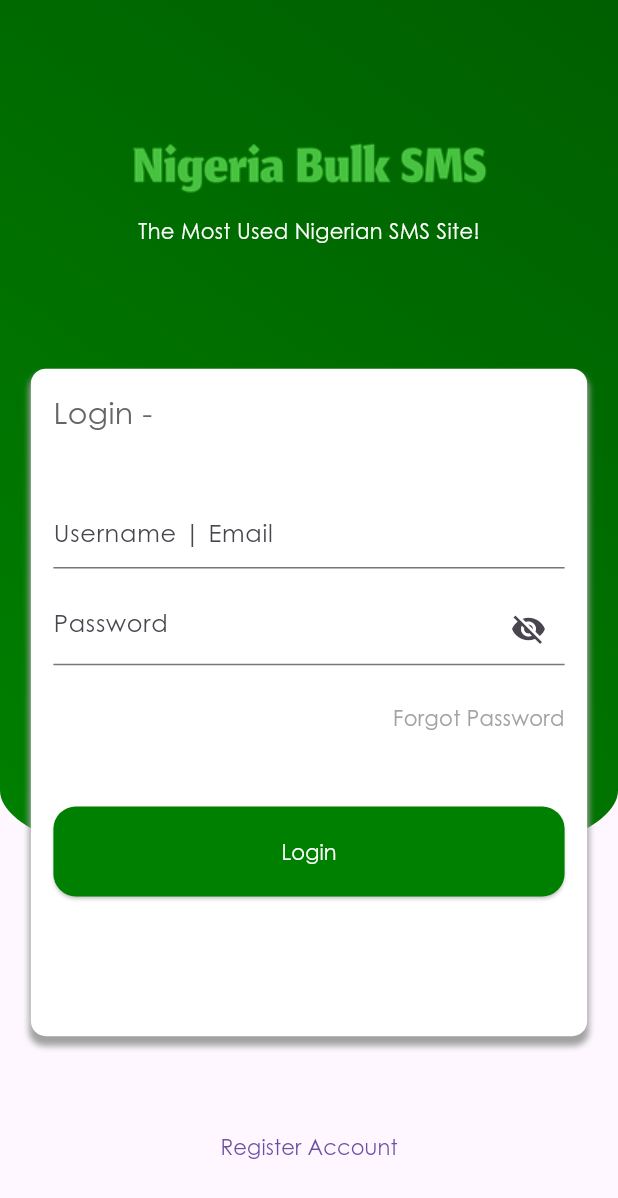
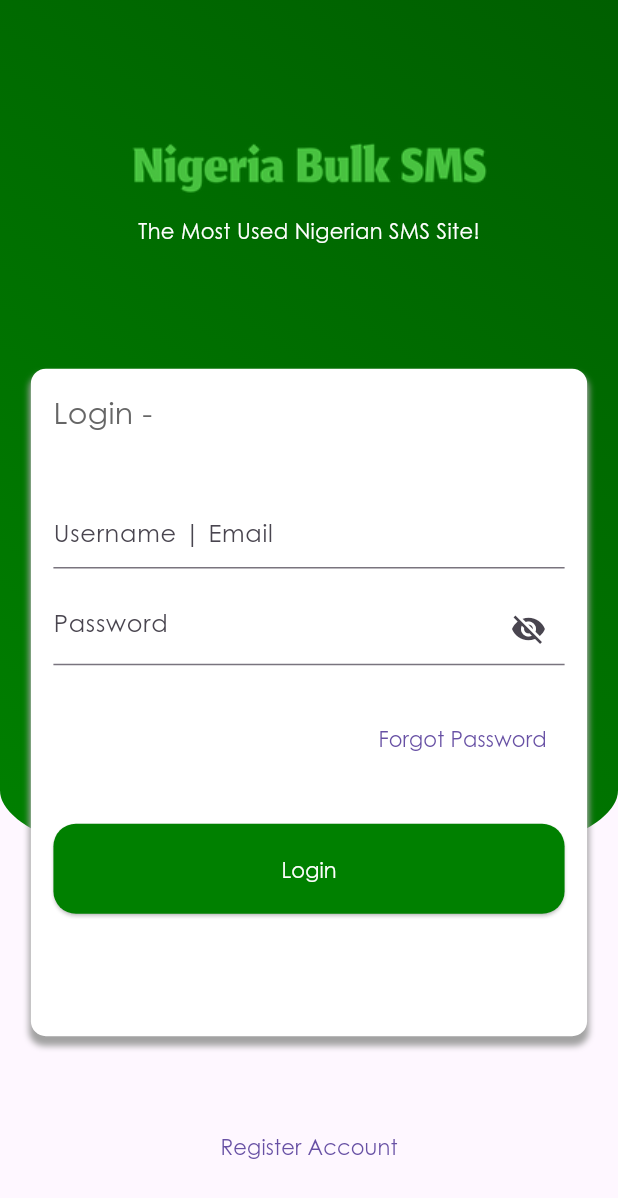
Before and after one commit to Gebor95/nbsms, a Flutter app: the LoginScreen screen opened directly, on a phone screen of 412 x 824 dp. Shown: the top 1198 px of the screen. Run offline on Flutter 3.47's test engine with Material 2 defaults, Android fonts, the phone set to English and light mode, and no system bars; our stand-ins replace animated_custom_dropdown, gap, shared_preferences, smooth_page_indicator; accounts and stored records are empty; network calls fail.

Commit message:
Link Register and Forget Password

```diff
--- a/lib/api/api_service.dart
+++ b/lib/api/api_service.dart
@@ -89,7 +89,7 @@
 
   if (response.statusCode == 200) {
     List<dynamic> responseData = jsonDecode(response.body);
-    print(responseData);
+
     return responseData.cast<Map<String, dynamic>>();
   } else {
     throw Exception("Failed to fetch reports.");
@@ -110,7 +110,7 @@
 
   if (response.statusCode == 200) {
     final data = json.decode(response.body);
-    print(data);
+
     return List<MessageDetails>.from(
         data.map((messageJson) => MessageDetails.fromJson(messageJson)));
   } else {
@@ -132,7 +132,7 @@
 
   if (response.statusCode == 200) {
     var responseData = jsonDecode(response.body);
-    print(responseData);
+
     return responseData.cast<Map<String, dynamic>>();
   } else {
     throw Exception("Failed to fetch payments.");
--- a/lib/screens/home_screen.dart
+++ b/lib/screens/home_screen.dart
@@ -74,7 +74,6 @@
       List<Contactt> fetchedContacts = await fetchContacts(username, password);
       return fetchedContacts;
     } catch (e) {
-      print("Error fetching contacts: $e");
       return []; // Return an empty list in case of an error
     }
   }
--- a/lib/screens/login_screen.dart
+++ b/lib/screens/login_screen.dart
@@ -7,8 +7,7 @@
 import 'package:nbsms/constant/constant_mediaquery.dart';
 import 'package:nbsms/navigators/goto_helper.dart';
 import 'package:nbsms/screens/home_screen.dart';
-import 'package:nbsms/screens/register_screen.dart';
-import 'package:nbsms/screens/splash_screen.dart';
+import 'package:url_launcher/link.dart';
 import 'package:nbsms/widgets/submit_button.dart';
 import 'package:shared_preferences/shared_preferences.dart';
 import 'package:http/http.dart' as http;
@@ -58,17 +57,10 @@
           Uri.parse("https://portal.fastsmsnigeria.com/api/?"),
           body: data);
 
-      print("Response status code: ${response.statusCode}");
-      print("Response body: ${response.body}");
-
       if (response.statusCode == 200) {
         var responseData = jsonDecode(response.body);
 
-        print("Response data: $responseData");
-
         if (responseData['status'] == "OK") {
-          print("Login successful!");
-
           SharedPreferences prefs = await SharedPreferences.getInstance();
           prefs.setString('username', emailController.text);
           prefs.setString('password', pwordController.text);
@@ -83,18 +75,12 @@
           pageRoute("logged_in");
           goToReplace(context, const HomeScreen());
         } else {
-          print("Login failed: ${responseData['error']}");
-
           ScaffoldMessenger.of(context).showSnackBar(
               const SnackBar(content: Text("Invalid Credentials")));
         }
-      } else {
-        // Handle other cases or errors here
-        print("Error response body: ${response.body}");
-      }
+      } else {}
     } catch (error) {
       // Handle any exceptions that may occur during the HTTP request
-      print("Error during HTTP request: $error");
     } finally {
       setState(() {
         _isLoggingIn = false;
@@ -232,28 +218,20 @@
                                     SizedBox(
                                       height: screenHeight(context) * 0.03,
                                     ),
-                                    GestureDetector(
-                                      onTap: () {
-                                        goToReplace(
-                                            context, const SplashScreen());
-                                      },
-                                      child: Column(
-                                        children: [
-                                          // if (_isLoggingIn)
-                                          //   const CircularProgressIndicator(),
-                                          Container(
-                                            alignment: Alignment.bottomRight,
-                                            child: Text(
-                                              "Forgot Password",
-                                              style: TextStyle(
-                                                  color: nbshadowcolor),
-                                            ),
-                                          ),
-                                        ],
+                                    Container(
+                                      alignment: Alignment.bottomRight,
+                                      child: Link(
+                                        uri: Uri.parse(
+                                            'https://portal.nigeriabulksms.com/password/'),
+                                        builder: (context, followLink) =>
+                                            TextButton(
+                                          onPressed: followLink,
+                                          child: const Text("Forgot Password"),
+                                        ),
                                       ),
                                     ),
                                     SizedBox(
-                                      height: screenHeight(context) * 0.06,
+                                      height: screenHeight(context) * 0.04,
                                     ),
                                     SubmitButton(
                                       onTap: () {
@@ -298,20 +276,6 @@
                                         ],
                                       ),
                                     ),
-
-                                    // SubmitButton(
-                                    //   onTap: () {
-                                    //     if (_formKey.currentState!.validate()) {
-                                    //       loginusrrqt();
-                                    //     }
-                                    //   },
-                                    //   text: 'Login',
-                                    //   bgcolor: nbPrimarycolor,
-                                    //   fgcolor: nbSecondarycolor,
-                                    //   width: screenWidth(context) * 0.95,
-                                    //   textStyle: TextStyle(
-                                    //       fontWeight: fnt500, fontSize: 16.0),
-                                    // ),
                                   ],
                                 ),
                               ),
@@ -320,11 +284,14 @@
                           Container(
                               margin: EdgeInsets.only(
                                   top: screenHeight(context) * 0.06),
-                              child: TextButton(
-                                  onPressed: () {
-                                    goToPush(context, const RegisterAccount());
-                                  },
-                                  child: const Text("Register Account"))),
+                              child: Link(
+                                uri: Uri.parse(
+                                    'https://portal.nigeriabulksms.com/register'),
+                                builder: (context, followLink) => TextButton(
+                                  onPressed: followLink,
+                                  child: const Text("Register Account"),
+                                ),
+                              ))
                         ],
                       ),
                     ),
--- a/lib/screens/payment_history.dart
+++ b/lib/screens/payment_history.dart
@@ -73,7 +73,6 @@
         paymentFetched = true;
       });
     } catch (e) {
-      print("Error fetching reports: $e");
       // Handle the error as needed
     }
   }
--- a/lib/widgets/message_history_widget.dart
+++ b/lib/widgets/message_history_widget.dart
@@ -73,7 +73,6 @@
         reportsFetched = true; // Set reportsFetched to true
       });
     } catch (e) {
-      print("Error fetching reports: $e");
       // Handle the error as needed
     }
   }
--- a/lib/widgets/personal_contact_widget.dart
+++ b/lib/widgets/personal_contact_widget.dart
@@ -28,7 +28,6 @@
       List<Contactt> fetchedContacts = await fetchContacts(username, password);
       return fetchedContacts;
     } catch (e) {
-      print("Error fetching contacts: $e");
       return []; // Return an empty list in case of an error
     }
   }
--- a/pubspec.yaml
+++ b/pubspec.yaml
@@ -42,8 +42,9 @@
   crypto: ^3.0.3
   gap: ^3.0.1
   animated_custom_dropdown: ^1.5.0
-  contacts_service: ^0.6.3
+
   permission_handler: ^10.4.3
+  url_launcher: ^6.1.12
 
 
 dev_dependencies:
```
Also changed, not shown: pubspec.lock, 7 other files.
